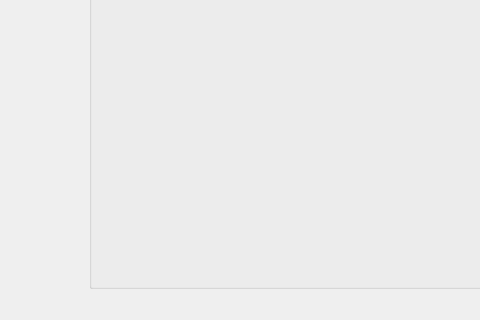
Qt form applications/mne_x/plugins/noise/FormFiles/noiseestimatesetup.ui (mne-tools/mne-cpp) before a commit; both pictures show x 0 to 480 and y 130 to 450 of the 600 by 450 pixel window.
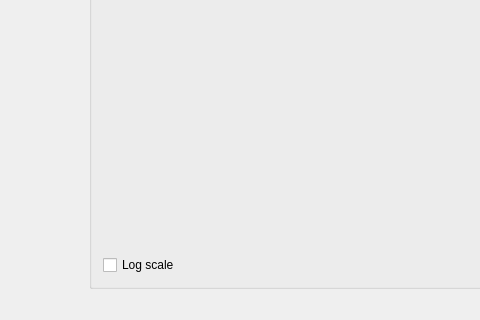
The same form after that commit.

Commit message: Add the normal (non-log) x-scale display for spectrum.

Patch:
```diff
--- a/applications/mne_x/plugins/noise/FormFiles/noiseestimatesetup.ui
+++ b/applications/mne_x/plugins/noise/FormFiles/noiseestimatesetup.ui
@@ -95,6 +95,29 @@
           <item row="0" column="1">
            <widget class="QSpinBox" name="m_qSpinDataLen"/>
           </item>
+          <item row="2" column="0" colspan="2">
+           <widget class="QCheckBox" name="m_cb_logscale">
+            <property name="text">
+             <string>Log scale</string>
+            </property>
+            <property name="checked">
+             <bool>false</bool>
+            </property>
+           </widget>
+          </item>
+          <item row="1" column="0">
+           <spacer name="verticalSpacer">
+            <property name="orientation">
+             <enum>Qt::Vertical</enum>
+            </property>
+            <property name="sizeHint" stdset="0">
+             <size>
+              <width>20</width>
+              <height>40</height>
+             </size>
+            </property>
+           </spacer>
+          </item>
          </layout>
         </item>
         <item row="0" column="1">
```
The commit also changes 11 other files.
